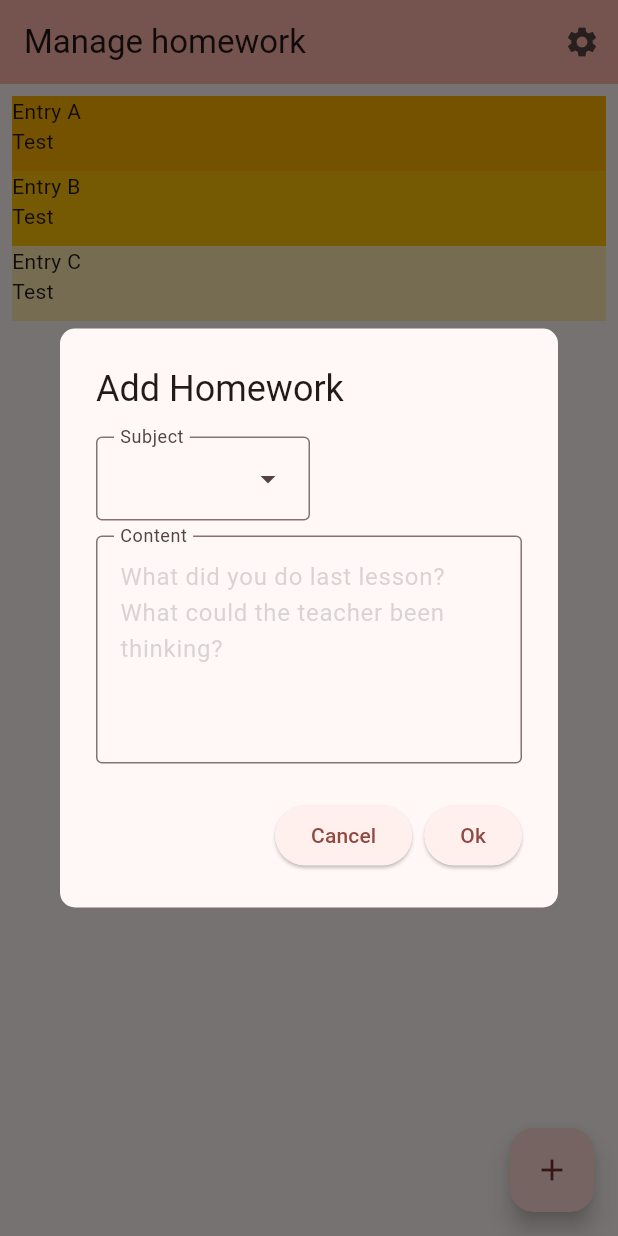
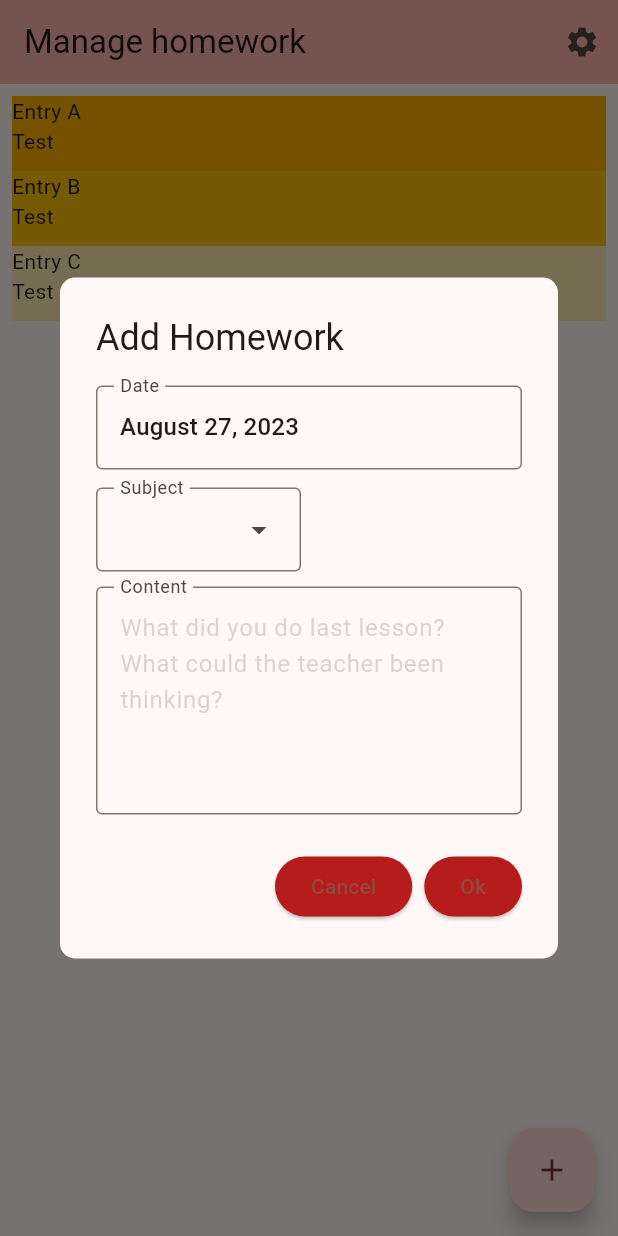
Before and after one commit to RandomModderJDK/hw_manager_flutter, a Flutter app: the screen it shows after launch, after a tap on the "add" icon, on a phone screen of 412 x 824 dp. Run offline on Flutter 3.47's test engine with Material 2 defaults, Android fonts, the phone set to English and light mode, and no system bars; drawn by our look-alikes of date_field; our stand-ins replace settings_ui, shared_preferences, sqflite_common_ffi; accounts and stored records are empty.

Commit message:
Added data persistence option for dialog Make shared_preferences.dart static Reworked date selection with new dependency

```diff
--- a/lib/dialogs/dialog_add.dart
+++ b/lib/dialogs/dialog_add.dart
@@ -1,86 +1,127 @@
+import 'package:date_field/date_field.dart';
 import 'package:flutter/foundation.dart';
 import 'package:flutter/material.dart';
+import 'package:hw_manager_flutter/shared_preferences.dart';
 import 'package:hw_manager_flutter/sqlite.dart';
 
-// TODO implement saving action
-// TODO add untis fetching to auto-select dates
-void addHomework(BuildContext context) {
 TextEditingController _contentController = TextEditingController();
 TextEditingController _subjectController = TextEditingController();
+DateTime _dateSelected = DateTime.now();
+bool _userDated = false;
 
-  DateTime selectedDate = DateTime.now();
+final List<DropdownMenuEntry> subjectEntries =
+    List<DropdownMenuEntry>.empty(growable: true);
 
-  // TODO add time selection
-  Future<void> _selectDate(BuildContext context) async {
-    final DateTime? picked = await showDatePicker(
-        context: context,
-        initialDate: selectedDate,
-        firstDate: DateTime(2015, 8),
-        lastDate: DateTime(2101));
-    if (picked != null && picked != selectedDate) {
-      selectedDate = picked;
-    }
-  }
-
-  showDialog(
-      context: context,
-      builder: (context) {
-        return AlertDialog(
-          title: const Text("Add Homework"),
-          backgroundColor: Theme.of(context).colorScheme.background,
-          shape: const RoundedRectangleBorder(
-              borderRadius: BorderRadius.all(Radius.circular(10))),
-          actions: [
-            ElevatedButton(
-                onPressed: () => Navigator.pop(context),
-                child: const Text("Cancel")),
-            ElevatedButton(
-                onPressed: () {
+void _saveHomework(
+    BuildContext context, DateTime dateSelected, bool userDated) {
   String content = _contentController.text;
   String subject = _subjectController.text;
 
-                  _selectDate(context).whenComplete(() {
   Homework hw = Homework(
       subject: Subject(name: subject),
-                        overdueTimestamp: selectedDate,
+      overdueTimestamp: dateSelected,
       creationTimestamp: DateTime.timestamp(),
       content: content,
       finished: false);
   if (kDebugMode) {
     print(hw);
   }
+  Navigator.pop(context);
+}
+
+// TODO implement saving action
+// TODO add untis fetching to auto-select dates
+void addHomework(BuildContext context) {
+  final GlobalKey<FormState> formKey = GlobalKey<FormState>();
+
+  // Load subject into dropdown selection
+  DBHelper().retrieveSubjects().then((subjList) {
+    subjectEntries.clear();
+    subjectEntries.addAll(subjList
+        .map((s) => DropdownMenuEntry(value: s.name, label: s.name))
+        .toList());
   });
+
+  Preferences.getDialogPersistence().then((persisting) {
+    if (persisting) return; // Use fields from previous dialog
+    _contentController = TextEditingController();
+    _subjectController = TextEditingController();
+    _dateSelected = DateTime.now();
+    _userDated = false;
+  });
+
+  showDialog(
+      context: context,
+      builder: (context) => StatefulBuilder(
+          builder: (context, setState) => AlertDialog(
+              scrollable: true,
+              title: const Text("Add Homework"),
+              backgroundColor: Theme.of(context).colorScheme.background,
+              actions: [
+                ElevatedButton(
+                    style: ElevatedButton.styleFrom(
+                        backgroundColor: Colors.red.shade900),
+                    onPressed: () => Navigator.pop(context),
+                    // Close dialog
+                    child: const Text("Cancel")),
+                ElevatedButton(
+                    style: ElevatedButton.styleFrom(
+                        backgroundColor: Colors.red.shade900),
+                    onPressed: () => {
+                          if (formKey.currentState!.validate())
+                            _saveHomework(context, _dateSelected, _userDated)
                         },
                     child: const Text("Ok")),
-            // TODO save homework
               ],
-          content: Wrap(runSpacing: 10, children: <Widget>[
+              //alignment: AlignmentDirectional.bottomCenter,
+              content: Form(
+                  key: formKey,
+                  child: Column(
+                      mainAxisSize: MainAxisSize.min,
+                      crossAxisAlignment: CrossAxisAlignment.stretch,
+                      children: <Widget>[
                         // TODO add date/time selection
+                        DateTimeField(
+                          onDateSelected: (DateTime value) => setState(() {
+                            _dateSelected = value;
+                            _userDated = true;
+                          }),
+                          selectedDate: _dateSelected,
+                          mode: DateTimeFieldPickerMode.date,
+                          decoration: const InputDecoration(
+                              constraints: BoxConstraints(),
+                              labelText: "Date",
+                              floatingLabelBehavior:
+                                  FloatingLabelBehavior.always,
+                              border: OutlineInputBorder()),
+                          initialDate: DateTime(2023, 8),
+                        ),
+                        const SizedBox(height: 12),
                         DropdownMenu(
                             controller: _subjectController,
                             enableSearch: true,
                             requestFocusOnTap: true,
                             label: const Text("Subject"),
                             inputDecorationTheme: const InputDecorationTheme(
-                    floatingLabelBehavior: FloatingLabelBehavior.always,
+                                floatingLabelBehavior:
+                                    FloatingLabelBehavior.always,
                                 border: OutlineInputBorder()),
-                dropdownMenuEntries: const [
-                  DropdownMenuEntry(value: "Wert", label: "Label"),
-                  DropdownMenuEntry(value: "Wert", label: "Label2"),
-                  DropdownMenuEntry(value: "Wert", label: "Label3"),
-                  DropdownMenuEntry(value: "Wert", label: "Label4")
-                ]),
-            TextField(
+                            dropdownMenuEntries: subjectEntries),
+                        const SizedBox(height: 10),
+                        TextFormField(
                             controller: _contentController,
+                            validator: (value) => value!.isEmpty
+                                ? "Enter homework content!"
+                                : null,
                             maxLines: 5,
                             decoration: InputDecoration(
                                 labelText: "Content",
-                    floatingLabelBehavior: FloatingLabelBehavior.always,
+                                floatingLabelBehavior:
+                                    FloatingLabelBehavior.always,
                                 border: const OutlineInputBorder(),
-                    hintStyle: TextStyle(color: Colors.grey.withOpacity(0.40)),
+                                hintStyle: TextStyle(
+                                    color: Colors.grey.withOpacity(0.40)),
                                 hintText:
                                     "What did you do last lesson?\nWhat could the teacher been thinking?")),
-          ]),
-        );
-      });
+                      ])))));
 }
--- a/lib/main.dart
+++ b/lib/main.dart
@@ -25,7 +25,7 @@
   @override
   void initState() {
     super.initState();
-    DarkThemePreference().getThemeMode().then((value) {
+    Preferences.getThemeMode().then((value) {
       setState(() => _themeMode = value);
     });
   }
@@ -36,15 +36,20 @@
     return MaterialApp(
       title: 'HWM',
       theme: ThemeData(
+        dialogTheme: const DialogTheme(
+            shape: RoundedRectangleBorder(
+                borderRadius: BorderRadius.all(Radius.circular(10)))),
         colorScheme: ColorScheme.fromSeed(seedColor: Colors.red),
         useMaterial3: true,
       ),
       darkTheme: ThemeData(
+        dialogTheme: const DialogTheme(
+            shape: RoundedRectangleBorder(
+                borderRadius: BorderRadius.all(Radius.circular(10)))),
         colorScheme: ColorScheme.fromSeed(
           brightness: Brightness.dark,
           seedColor: Colors.red.shade900,
           surfaceTint: Colors.grey.shade900,
-          surface: Colors.red.shade900,
         ),
         useMaterial3: true,
       ),
@@ -58,7 +63,7 @@
   /// e.g.:
   /// MyApp.of(context).changeTheme(ThemeMode.dark);
   void changeTheme(ThemeMode themeMode) {
-    DarkThemePreference().setThemeMode(themeMode);
+    Preferences.setThemeMode(themeMode);
     setState(() {
       _themeMode = themeMode;
       if (kDebugMode) {
--- a/lib/shared_preferences.dart
+++ b/lib/shared_preferences.dart
@@ -1,25 +1,28 @@
+import 'package:flutter/foundation.dart';
 import 'package:flutter/material.dart';
 import 'package:shared_preferences/shared_preferences.dart';
 
-class DarkThemePreference {
+class Preferences {
   static const themeStatus = "THEMESTATUS";
+
+  static const persistDialog = "DIALOGPERSISTING";
 
   /// 0 - Automatic (System)
   /// 1 - Light
   /// 2 - Dark
-  setThemeMode(ThemeMode mode) async {
+  static setThemeMode(ThemeMode mode) async {
     SharedPreferences prefs = await SharedPreferences.getInstance();
     prefs.setString(themeStatus, mode.name);
   }
 
-  Future<ThemeMode> getThemeMode() async {
+  static Future<ThemeMode> getThemeMode() async {
     SharedPreferences prefs = await SharedPreferences.getInstance();
     String mName = (prefs.getString(themeStatus) ?? "system");
     ThemeMode mode = ThemeMode.values.firstWhere((m) => m.name == mName);
     return mode;
   }
 
-  Future<ThemeMode> nextThemeMode() async {
+  static Future<ThemeMode> nextThemeMode() async {
     switch (await getThemeMode()) {
       case ThemeMode.system:
         return ThemeMode.dark;
@@ -29,4 +32,18 @@ class DarkThemePreference {
         return ThemeMode.system;
     }
   }
+
+  static setDialogPersistence(bool persisting) async {
+    SharedPreferences prefs = await SharedPreferences.getInstance();
+    prefs.setBool(persistDialog, persisting);
+    if (kDebugMode) {
+      print("Dialog persistence is now $persisting");
+    }
+  }
+
+  static Future<bool> getDialogPersistence() async {
+    SharedPreferences prefs = await SharedPreferences.getInstance();
+    bool persisting = prefs.getBool(persistDialog) ?? false;
+    return persisting;
+  }
 }
--- a/lib/sqlite.dart
+++ b/lib/sqlite.dart
@@ -1,5 +1,6 @@
 import 'dart:io' as io;
 
+import 'package:flutter/foundation.dart';
 import 'package:flutter/widgets.dart';
 import 'package:path/path.dart';
 import 'package:path_provider/path_provider.dart';
@@ -26,6 +27,10 @@ class DBHelper {
     WidgetsFlutterBinding.ensureInitialized();
     final io.Directory appDocumentsDir =
         await getApplicationDocumentsDirectory();
+    if (kDebugMode) {
+      print(
+          "Saving/open database to/on ${join(appDocumentsDir.path, "databases", 'hw_database.db')}");
+    }
     // Open the database and store the reference.
     db = await openDatabase(
       // Set the path to the database. Note: Using the `join` function from the
@@ -35,7 +40,7 @@ class DBHelper {
       // When the database is first created, create a table to store homework.
       onCreate: (db, version) async {
         await db.execute('CREATE TABLE subjects('
-            'name TEXT PRIMARY KEY AUTOINCREMENT, '
+            'name TEXT PRIMARY KEY, '
             'shortName TEXT '
             ')');
         return db.execute('CREATE TABLE homeworks('
--- a/pubspec.yaml
+++ b/pubspec.yaml
@@ -41,6 +41,7 @@ dependencies:
   sqlite3_flutter_libs: ^0.5.15
   path: ^1.8.3
   path_provider:
+  date_field: ^3.0.5
 
   # Dark mode preferences
   shared_preferences: ^2.2.0
```
Also changed, not shown: lib/routes/settings_route.dart (+9 -2 lines), pubspec.lock. Lines whose indentation alone changed are shown as unchanged.
